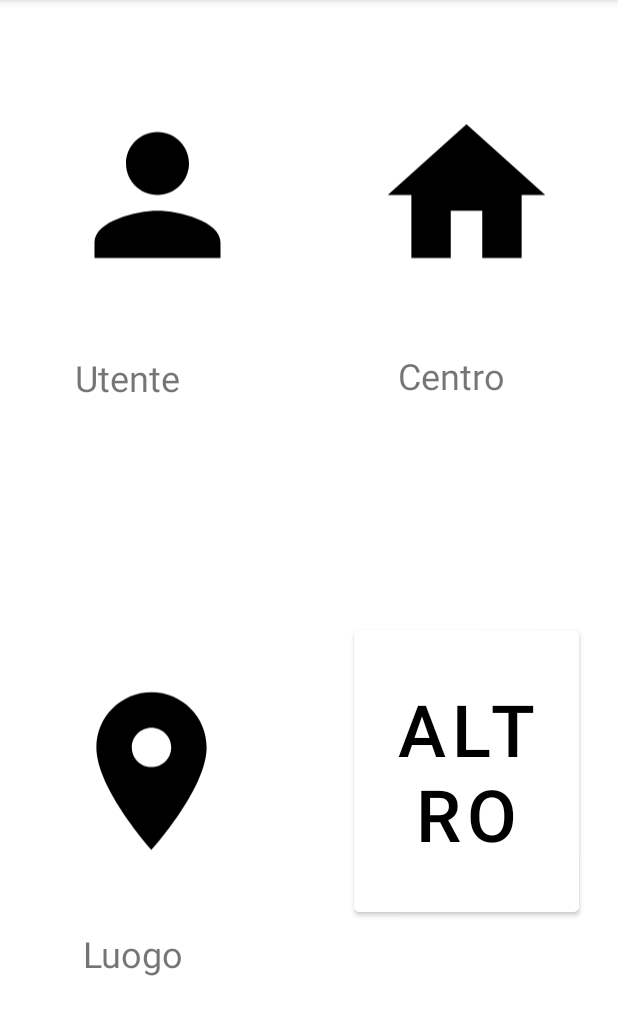
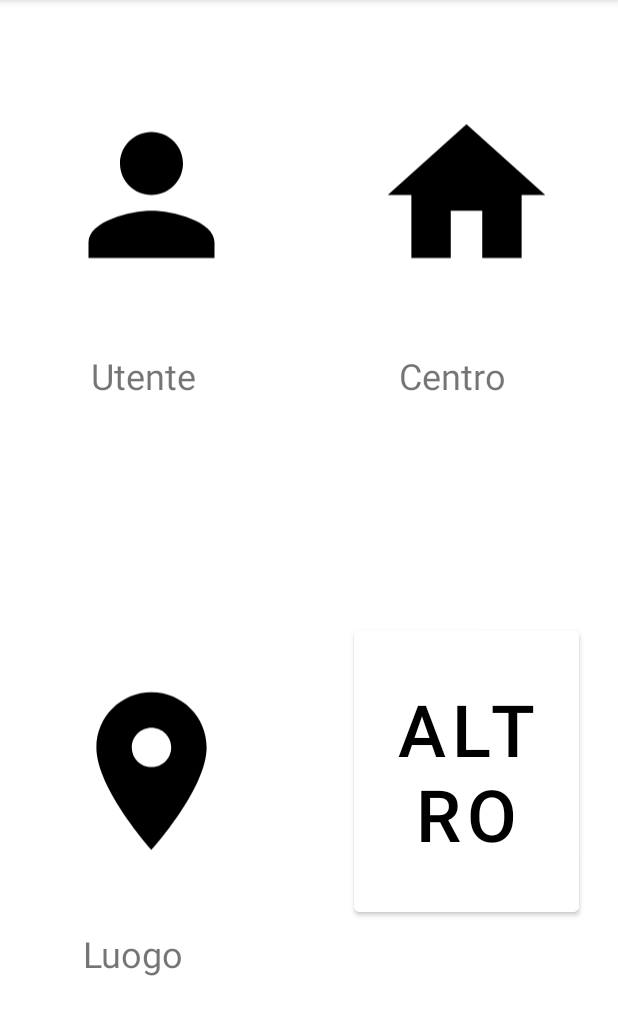
Before and after one commit to HornAlloy/Berluxoding-AsilApp, an Android app: the InformationActivity screen opened directly, with no data from a screen before it, on a phone screen of 412 x 824 dp, the part 84-1119 px from its top. Run offline under Robolectric (Android 15) with nearby library versions, the phone set to English and light mode, and no system bars.

Commit message:
third commit

```diff
--- a/app/src/main/res/layout/activity_center.xml
+++ /dev/null
@@ -1,6 +0,0 @@
-<?xml version="1.0" encoding="utf-8"?>
-<androidx.constraintlayout.widget.ConstraintLayout xmlns:android="http://schemas.android.com/apk/res/android"
-    android:layout_width="match_parent"
-    android:layout_height="match_parent">
-
-</androidx.constraintlayout.widget.ConstraintLayout>
--- a/app/src/main/res/layout/activity_home.xml
+++ b/app/src/main/res/layout/activity_home.xml
@@ -18,6 +18,7 @@
         android:backgroundTint="#FFFFFF"
         android:scaleType="fitCenter"
         android:src="@android:drawable/btn_star"
+        android:layout_centerHorizontal="true"
         app:layout_constraintStart_toStartOf="parent"
         app:layout_constraintTop_toTopOf="parent"
         tools:ignore="ContentDescription,SpeakableTextPresentCheck"
--- a/app/src/main/res/layout/activity_information.xml
+++ b/app/src/main/res/layout/activity_information.xml
@@ -17,7 +17,7 @@
         android:backgroundTint="#FFFFFF"
         android:scaleType="fitCenter"
         app:layout_constraintStart_toEndOf="@+id/guideline"
-        app:layout_constraintTop_toTopOf="parent"
+        app:layout_constraintTop_toTopOf="@+id/guideline3"
         app:srcCompat="@drawable/baseline_home_24"
         tools:ignore="ContentDescription,SpeakableTextPresentCheck" />
 
@@ -25,24 +25,26 @@
         android:id="@+id/txtCentro"
         android:layout_width="85dp"
         android:layout_height="40dp"
-        android:layout_marginStart="130dp"
+        android:layout_marginStart="60dp"
         android:layout_marginTop="4dp"
         android:text="@string/Centro"
         android:textSize="24sp"
-        app:layout_constraintStart_toEndOf="@+id/txtUtente"
+        app:layout_constraintBottom_toTopOf="@+id/guideline2"
+        app:layout_constraintStart_toEndOf="@+id/guideline"
         app:layout_constraintTop_toBottomOf="@+id/imgBtnCentro"
+        app:layout_constraintVertical_bias="0.0"
         tools:ignore="TextSizeCheck" />
 
     <ImageButton
         android:id="@+id/imgBtnUtente"
         android:layout_width="150dp"
         android:layout_height="200dp"
+        android:layout_marginEnd="30dp"
         android:layout_marginTop="30dp"
-        android:layout_marginStart="30dp"
         android:backgroundTint="#FFFFFF"
         android:scaleType="fitCenter"
-        app:layout_constraintStart_toStartOf="parent"
-        app:layout_constraintTop_toTopOf="parent"
+        app:layout_constraintEnd_toStartOf="@+id/guideline"
+        app:layout_constraintTop_toTopOf="@+id/guideline3"
         app:srcCompat="@drawable/baseline_person_24"
         tools:ignore="ContentDescription,SpeakableTextPresentCheck" />
 
@@ -50,12 +52,14 @@
         android:id="@+id/txtUtente"
         android:layout_width="85dp"
         android:layout_height="40dp"
-        android:layout_marginStart="50dp"
-        android:layout_marginTop="5dp"
+        android:layout_marginTop="4dp"
+        android:layout_marginEnd="60dp"
         android:text="@string/Utente"
         android:textSize="24sp"
-        app:layout_constraintStart_toStartOf="parent"
+        app:layout_constraintBottom_toTopOf="@+id/guideline2"
+        app:layout_constraintEnd_toStartOf="@+id/guideline"
         app:layout_constraintTop_toBottomOf="@+id/imgBtnUtente"
+        app:layout_constraintVertical_bias="0.0"
         tools:ignore="TextSizeCheck" />
 
     <ImageButton
@@ -117,4 +121,13 @@
         tools:visibility="invisible"
         android:visibility="invisible"/>
 
+    <androidx.constraintlayout.widget.Guideline
+        android:id="@+id/guideline3"
+        android:layout_width="wrap_content"
+        android:layout_height="wrap_content"
+        android:orientation="horizontal"
+        app:layout_constraintGuide_percent="0"
+        tools:visibility="invisible"
+        android:visibility="invisible"/>
+
 </androidx.constraintlayout.widget.ConstraintLayout>
```
Also changed, not shown: app/src/main/res/layout/activity_place.xml (deleted, +0 -8 lines), app/src/main/res/layout/activity_profile.xml (+27 -12 lines).
